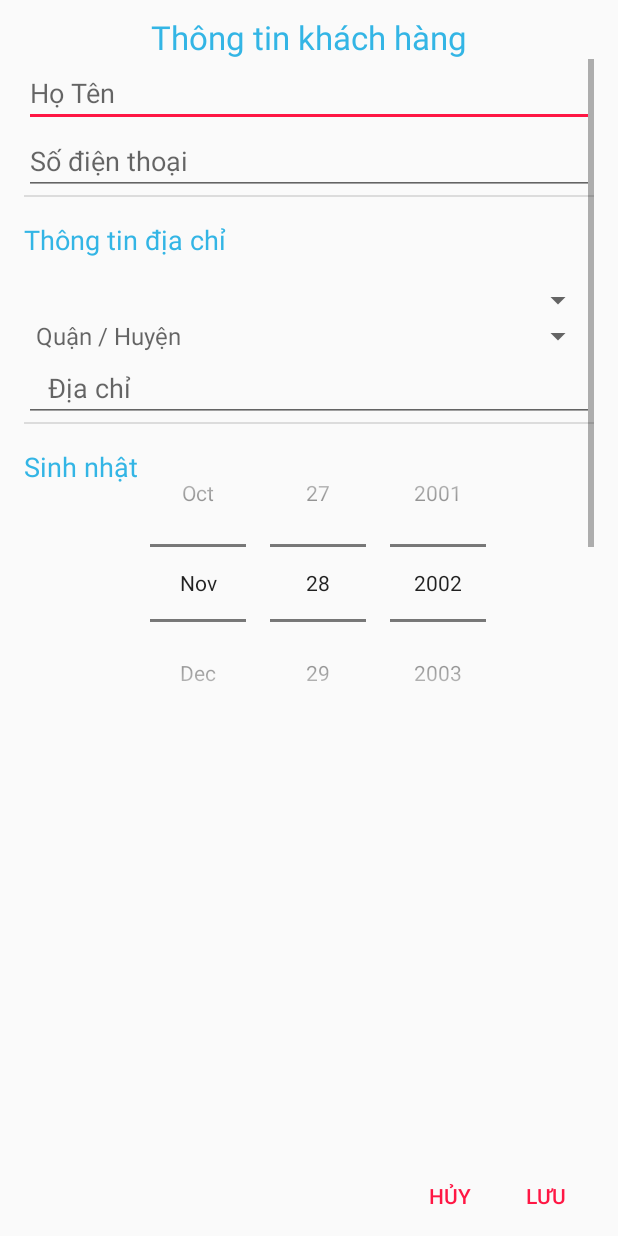
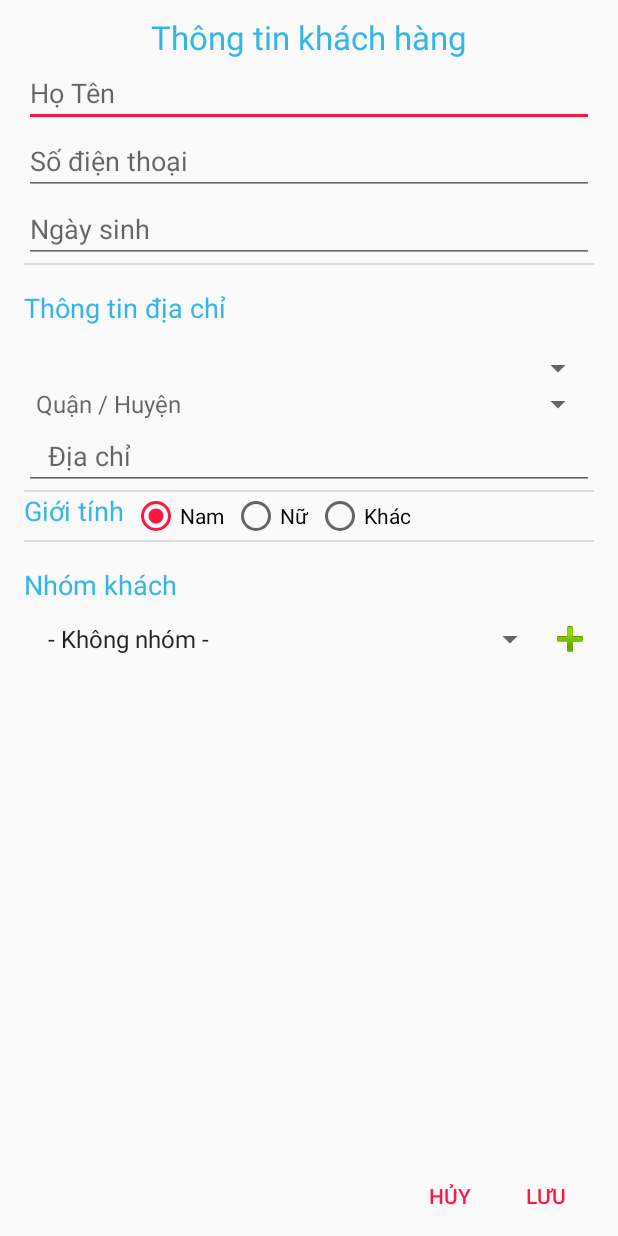
Before and after one commit to slgCorp/ohman, an Android app: the CustomerDetailsActivity screen opened directly, with no data from a screen before it, on a phone screen of 412 x 824 dp. Run offline under Robolectric (Android 15) with nearby library versions, the phone set to English and light mode, and no system bars; libraries missing offline, so code that uses them is left out: com.activeandroid, com.activeandroid.annotation, com.activeandroid.query; 3 statements that could not run were skipped.

```diff
--- a/app/build.gradle
+++ b/app/build.gradle
@@ -11,6 +11,7 @@ android {
         targetSdkVersion 23
         versionCode 1
         versionName "1.0"
+        multiDexEnabled true
     }
     buildTypes {
         release {
--- a/app/src/main/AndroidManifest.xml
+++ b/app/src/main/AndroidManifest.xml
@@ -35,13 +35,14 @@
             android:label="@string/app_name"
             android:theme="@android:style/Theme.Translucent.NoTitleBar" />
         <activity android:name=".activity.MainActivity" >
+
+        </activity>
+        <activity android:name=".activity.LoginActivity" >
             <intent-filter>
                 <action android:name="android.intent.action.MAIN" />
 
                 <category android:name="android.intent.category.LAUNCHER" />
             </intent-filter>
-        </activity>
-        <activity android:name=".activity.LoginActivity" >
         </activity>
         <activity android:name=".activity.CreateShopActivity" >
         </activity>
--- a/app/src/main/java/tdt/minh095/ohman/activity/CustomerDetailsActivity.java
+++ b/app/src/main/java/tdt/minh095/ohman/activity/CustomerDetailsActivity.java
@@ -6,12 +6,12 @@ import android.os.Bundle;
 import android.support.design.widget.Snackbar;
 import android.support.v7.app.AlertDialog;
 import android.support.v7.app.AppCompatActivity;
+import android.util.Log;
 import android.view.LayoutInflater;
 import android.view.View;
 import android.view.ViewGroup;
 import android.widget.AdapterView;
 import android.widget.Button;
-import android.widget.DatePicker;
 import android.widget.EditText;
 import android.widget.ImageButton;
 import android.widget.LinearLayout;
@@ -22,7 +22,6 @@ import java.text.SimpleDateFormat;
 import java.util.Calendar;
 import java.util.Date;
 import java.util.List;
-import java.util.StringTokenizer;
 
 import tdt.minh095.ohman.R;
 import tdt.minh095.ohman.adapter.CustomerGroupSpinnerAdapter;
@@ -38,11 +37,10 @@ import tdt.minh095.ohman.view.CustomSpinner;
 public class CustomerDetailsActivity extends AppCompatActivity implements View.OnClickListener, AdapterView.OnItemSelectedListener {
 
     private LinearLayout customerDetailsLayout;
-    private EditText edtCustomerName, edtCustomerPhone, edtAddress;
+    private EditText edtCustomerName, edtCustomerPhone, edtBirthday, edtAddress;
     private CustomSpinner spnProvincials;
     private CustomSpinner spnDistricts;
     private Spinner spnCustomerGroup;
-    private DatePicker dpkBirthday;
     private RadioGroup rdgGenderType;
     private Button btnCusDetailCancel, btnCusDetailDelete, btnCusDetailUpdate;
     private ImageButton btnAddGroup;
@@ -60,20 +58,20 @@ public class CustomerDetailsActivity extends AppCompatActivity implements View.O
 
     private int mState;
 
-    private void initView(){
+    private void initView() {
+
+        Log.d("myDebug", new Date().getTime()+"");
 
         customerDetailsLayout = (LinearLayout) findViewById(R.id.customerDetailsLayout);
 
         edtCustomerName = (EditText) findViewById(R.id.edtCustomerName);
         edtCustomerPhone = (EditText) findViewById(R.id.edtCustomerPhone);
+        edtBirthday = (EditText) findViewById(R.id.edtBirthday);
         edtAddress = (EditText) findViewById(R.id.edtAddress);
 
         spnProvincials = (CustomSpinner) findViewById(R.id.spnProvincials);
         spnDistricts = (CustomSpinner) findViewById(R.id.spnDistricts);
         spnCustomerGroup = (Spinner) findViewById(R.id.spnCustomerGroup);
-
-        dpkBirthday = (DatePicker) findViewById(R.id.dpkBirthday);
-        dpkBirthday.updateDate(MAX_BIRTH_YEAR, Calendar.getInstance().get(Calendar.MONTH), Calendar.getInstance().get(Calendar.DAY_OF_MONTH));
 
         rdgGenderType = (RadioGroup) findViewById(R.id.rdgGenderType);
         rdgGenderType.check(R.id.rdbMale);
@@ -105,6 +103,8 @@ public class CustomerDetailsActivity extends AppCompatActivity implements View.O
             mState = Constant.Statement.IS_UPDATETING;
         }
 
+        edtBirthday.setOnClickListener(this);
+
         btnCusDetailCancel.setOnClickListener(this);
         btnCusDetailDelete.setOnClickListener(this);
         btnCusDetailUpdate.setOnClickListener(this);
@@ -125,9 +125,11 @@ public class CustomerDetailsActivity extends AppCompatActivity implements View.O
             Customer c = Customer.getCustomerById(_id);
 
             edtCustomerName.setText(c.getCustomerName());
-            edtCustomerName.setSelection(c.getCustomerName().length());
+//            edtCustomerName.setSelection(c.getCustomerName().length());
 
             edtCustomerPhone.setText(ValidationHelper.getViFormatPhone(c.getPhone()));
+
+            edtBirthday.setText(c.getBirthday());
 
             if (c.getRegionL4() != 0) {
 
@@ -153,12 +155,6 @@ public class CustomerDetailsActivity extends AppCompatActivity implements View.O
             }
 
             edtAddress.setText(c.getAddress());
-
-            StringTokenizer tokenizer = new StringTokenizer(c.getBirthday(), "-");
-            int day = Integer.parseInt(tokenizer.nextToken());
-            int month = Integer.parseInt(tokenizer.nextToken()) - 1;
-            int year = Integer.parseInt(tokenizer.nextToken());
-            dpkBirthday.updateDate(year, month, day);
 
             switch (c.getGender()) {
                 case 1:
@@ -322,6 +318,9 @@ public class CustomerDetailsActivity extends AppCompatActivity implements View.O
                     c.setCustomerName(edtCustomerName.getText().toString().trim());
 
                     c.setPhone(ValidationHelper.getValidFormatPhone(edtCustomerPhone.getText().toString()));
+
+                    c.setBirthday(edtBirthday.getText().toString());
+
                     try {
                         long regionL4Id = provincialsAdapter.getItem(spnProvincials.getSelectedItemPosition()).getId();
                         c.setRegionL4(regionL4Id);
@@ -337,12 +336,6 @@ public class CustomerDetailsActivity extends AppCompatActivity implements View.O
 
                     String address = edtAddress.getText().toString().trim();
                     c.setAddress(address);
-
-                    Calendar birthdayCalendar = Calendar.getInstance();
-                    birthdayCalendar.set(dpkBirthday.getYear(), dpkBirthday.getMonth(), dpkBirthday.getDayOfMonth());
-                    Date birthDay = birthdayCalendar.getTime();
-                    SimpleDateFormat birthdayFormat = new SimpleDateFormat(Constant.DATE_FORMAT_VIETNAM);
-                    c.setBirthday(birthdayFormat.format(birthDay));
 
                     switch (rdgGenderType.getCheckedRadioButtonId()) {
                         case R.id.rdbMale:
@@ -391,10 +384,15 @@ public class CustomerDetailsActivity extends AppCompatActivity implements View.O
                 showDialogInsertCustomerGroup();
 
                 break;
+            case R.id.edtBirthday:
+
+                ValidationHelper.showDatetimeDialog(edtBirthday);
+
+                break;
         }
     }
 
-    public void showDialogInsertCustomerGroup() {
+    private void showDialogInsertCustomerGroup() {
 
         final CustomerGroup cg = new CustomerGroup();
 
@@ -486,17 +484,17 @@ public class CustomerDetailsActivity extends AppCompatActivity implements View.O
                 return false;
             }
         }
-        if (dpkBirthday.getYear() > MAX_BIRTH_YEAR) {
-
-            Snackbar.make(customerDetailsLayout, getString(R.string.customer_detail_max_birthyear_error) + (MAX_BIRTH_YEAR + 1), Snackbar.LENGTH_LONG).show();
-            dpkBirthday.requestFocus();
-            return false;
-        } else if (dpkBirthday.getYear() <= MIN_BIRTH_YEAR) {
-
-            Snackbar.make(customerDetailsLayout, getString(R.string.customer_detail_min_birthyear_error) + MIN_BIRTH_YEAR, Snackbar.LENGTH_LONG).show();
-            dpkBirthday.requestFocus();
-            return false;
-        }
+//        if (dpkBirthday.getYear() > MAX_BIRTH_YEAR) {
+//
+//            Snackbar.make(customerDetailsLayout, getString(R.string.customer_detail_max_birthyear_error) + (MAX_BIRTH_YEAR + 1), Snackbar.LENGTH_LONG).show();
+//            dpkBirthday.requestFocus();
+//            return false;
+//        } else if (dpkBirthday.getYear() <= MIN_BIRTH_YEAR) {
+//
+//            Snackbar.make(customerDetailsLayout, getString(R.string.customer_detail_min_birthyear_error) + MIN_BIRTH_YEAR, Snackbar.LENGTH_LONG).show();
+//            dpkBirthday.requestFocus();
+//            return false;
+//        }
 
         return true;
     }
--- a/app/src/main/java/tdt/minh095/ohman/data/DataMenu.java
+++ b/app/src/main/java/tdt/minh095/ohman/data/DataMenu.java
@@ -15,7 +15,7 @@ import tdt.minh095.ohman.pojo.KeySettingType;
  */
 public class DataMenu {
     private Context context;
-    private List<KeySettingType> lstKey;
+    public List<KeySettingType> lstKey;
 
     public DataMenu(Context context) {
         this.context = context;
--- a/app/src/main/res/layout/activity_customer_details.xml
+++ b/app/src/main/res/layout/activity_customer_details.xml
@@ -6,7 +6,8 @@
     android:layout_marginLeft="@dimen/activity_vertical_margin"
     android:layout_marginRight="@dimen/activity_vertical_margin"
     tools:context="com.salagroup.salaman.fragments.CustomerDetailsFragment"
-    android:id="@+id/customerDetailsLayout">
+    android:id="@+id/customerDetailsLayout"
+    android:weightSum="1">
 
     <TextView
         android:layout_width="wrap_content"
@@ -20,9 +21,9 @@
 
     <ScrollView
         android:layout_width="match_parent"
-        android:layout_height="433dp"
+        android:layout_height="0dp"
+        android:layout_weight="1"
         android:isScrollContainer="true">
-
 
         <LinearLayout
             android:layout_width="match_parent"
@@ -40,9 +41,17 @@
                 android:id="@+id/edtCustomerPhone"
                 android:layout_width="match_parent"
                 android:layout_height="wrap_content"
-                android:inputType="numberDecimal"
+                android:inputType="phone"
                 android:maxLength="20"
                 android:hint="@string/customer_detail_phone" />
+
+            <EditText
+                android:id="@+id/edtBirthday"
+                android:layout_width="match_parent"
+                android:layout_height="wrap_content"
+                android:focusable="false"
+                android:cursorVisible="false"
+                android:hint="@string/customer_detail_birthday" />
 
             <View style="@style/Divider" />
 
@@ -80,28 +89,28 @@
 
             <View style="@style/Divider" />
 
-            <LinearLayout
-                android:layout_width="match_parent"
-                android:layout_height="wrap_content"
-                android:orientation="horizontal">
+            <!--<LinearLayout-->
+                <!--android:layout_width="match_parent"-->
+                <!--android:layout_height="wrap_content"-->
+                <!--android:orientation="horizontal">-->
 
-                <TextView
-                    android:layout_width="wrap_content"
-                    android:layout_height="wrap_content"
-                    android:paddingBottom="@dimen/activity_vertical_margin"
-                    android:paddingTop="@dimen/activity_vertical_margin"
-                    android:text="@string/customer_detail_birthday"
-                    android:textAppearance="?android:attr/textAppearanceMedium"
-                    android:textColor="@color/cyan" />
+                <!--<TextView-->
+                    <!--android:layout_width="wrap_content"-->
+                    <!--android:layout_height="wrap_content"-->
+                    <!--android:paddingBottom="@dimen/activity_vertical_margin"-->
+                    <!--android:paddingTop="@dimen/activity_vertical_margin"-->
+                    <!--android:text="@string/customer_detail_birthday"-->
+                    <!--android:textAppearance="?android:attr/textAppearanceMedium"-->
+                    <!--android:textColor="@color/cyan" />-->
 
-                <DatePicker
-                    android:layout_width="wrap_content"
-                    android:layout_height="wrap_content"
-                    android:id="@+id/dpkBirthday"
-                    android:calendarViewShown="false"
-                    android:datePickerMode="spinner"/>
+                <!--<DatePicker-->
+                    <!--android:layout_width="wrap_content"-->
+                    <!--android:layout_height="wrap_content"-->
+                    <!--android:id="@+id/dpkBirthday"-->
+                    <!--android:calendarViewShown="false"-->
+                    <!--android:datePickerMode="spinner"/>-->
 
-            </LinearLayout>
+            <!--</LinearLayout>-->
 
             <LinearLayout
                 android:layout_width="match_parent"
@@ -193,7 +202,7 @@
 
     <LinearLayout
         android:layout_width="match_parent"
-        android:layout_height="match_parent"
+        android:layout_height="wrap_content"
         android:gravity="end|bottom"
         android:orientation="horizontal">
 
--- a/app/src/main/res/layout/activity_register.xml
+++ b/app/src/main/res/layout/activity_register.xml
@@ -154,6 +154,8 @@
                     android:id="@+id/edtBirthday"
                     android:layout_width="match_parent"
                     android:layout_height="wrap_content"
+                    android:focusable="false"
+                    android:cursorVisible="false"
                     android:hint="@string/birth_day"
                     android:maxLength="100" />
             </android.support.design.widget.TextInputLayout>
--- a/app/src/main/res/layout/item_list_product.xml
+++ b/app/src/main/res/layout/item_list_product.xml
@@ -13,8 +13,8 @@
 
         <ImageView
             android:id="@+id/imageView3"
-            android:layout_width="120dp"
-            android:layout_height="120dp"
+            android:layout_width="100dp"
+            android:layout_height="100dp"
             android:background="@drawable/background_product" />
 
         <RelativeLayout
--- a/app/src/main/res/layout/menu_sample.xml
+++ b/app/src/main/res/layout/menu_sample.xml
@@ -21,7 +21,7 @@
             android:background="@drawable/savvy_money_logo_egg" />
 
         <TextView
-            android:id="@+id/textView2"
+            android:id="@+id/tvUser"
             android:layout_width="match_parent"
             android:layout_height="wrap_content"
             android:layout_gravity="left|bottom"
--- a/app/src/main/res/values/notifications.xml
+++ b/app/src/main/res/values/notifications.xml
@@ -8,7 +8,7 @@
     <string name="exist_account">Đã có tài khoản người dùng trên thiết bị</string>
     <string name="not_exist_func">Chức năng này hiện tại chưa sử dụng được</string>
 
-    <string name="press_back_to_logout">Nhấn Back lần nữa để logout</string>
+    <string name="press_back_to_exit">Nhấn lần nữa để thoát</string>
     <string name="wrong_usename_or_passwd">Sai tên đăng nhập hoặc mật khẩu</string>
     <string name="not_login_facebook">Đăng nhập với Facebook thất bại, xin thử lại</string>
     <string name="cancel_login_facebook">Đã hủy đăng nhập với Facebook</string>
--- a/app/src/main/res/values/strings.xml
+++ b/app/src/main/res/values/strings.xml
@@ -72,7 +72,7 @@
     <string name="customer_detail_address">Thông tin địa chỉ</string>
     <string name="customer_detail_type">Nhóm khách</string>
     <string name="customer_detail_gender">Giới tính</string>
-    <string name="customer_detail_birthday">Sinh nhật</string>
+    <string name="customer_detail_birthday">Ngày sinh</string>
     <string name="customer_detail_gender_male">Nam</string>
     <string name="customer_detail_gender_female">Nữ</string>
     <string name="customer_detail_gender_None">Khác</string>
@@ -230,5 +230,7 @@
     <string name="create_info_shop">Thông tin liên lạc</string>
     <string name="title_activity_customer_details">CustomerDetailsActivity</string>
     <string name="title_activity_fragment_attach">FragmentAttachActivity</string>
+    <string name="default_cancel">Hủy</string>
+    <string name="default_save">Lưu</string>
 
 </resources>
```
Also changed, not shown: app/src/main/java/tdt/minh095/ohman/activity/LoginActivity.java (+33 -2 lines), app/src/main/java/tdt/minh095/ohman/activity/MainActivity.java (+38 -14 lines), app/src/main/java/tdt/minh095/ohman/activity/RegisterActivity.java (+8 -0 lines), app/src/main/java/tdt/minh095/ohman/helper/Constant.java (+10 -0 lines), app/src/main/java/tdt/minh095/ohman/helper/ValidationHelper.java (+43 -0 lines), 1 other file.
